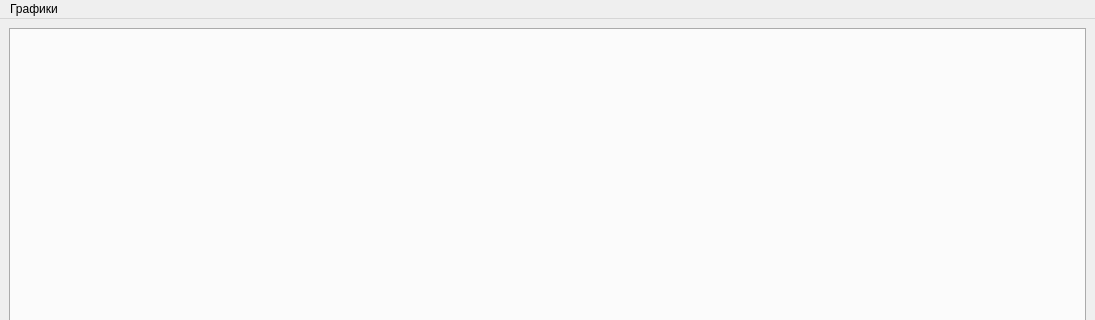
The window that mainwindow.ui (Sergeyego/proc) describes before a commit, drawn with Qt 5; both pictures show x 0 to 1095 and y 0 to 320 of the 1095 by 727 pixel window.
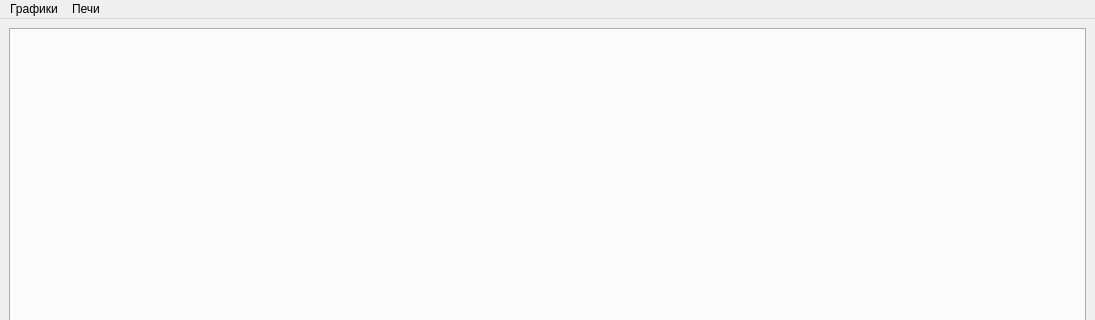
The same window after the commit.

Diff of the .ui file:
```diff
--- a/mainwindow.ui
+++ b/mainwindow.ui
@@ -45,7 +45,14 @@
     </property>
     <addaction name="actionGraph"/>
    </widget>
+   <widget class="QMenu" name="menu_2">
+    <property name="title">
+     <string>Печи</string>
+    </property>
+    <addaction name="actionOven"/>
+   </widget>
    <addaction name="menu"/>
+   <addaction name="menu_2"/>
   </widget>
   <action name="actionGraph">
    <property name="text">
```
Left out of the diff: 5 changed lines with no effect on the pictures.
